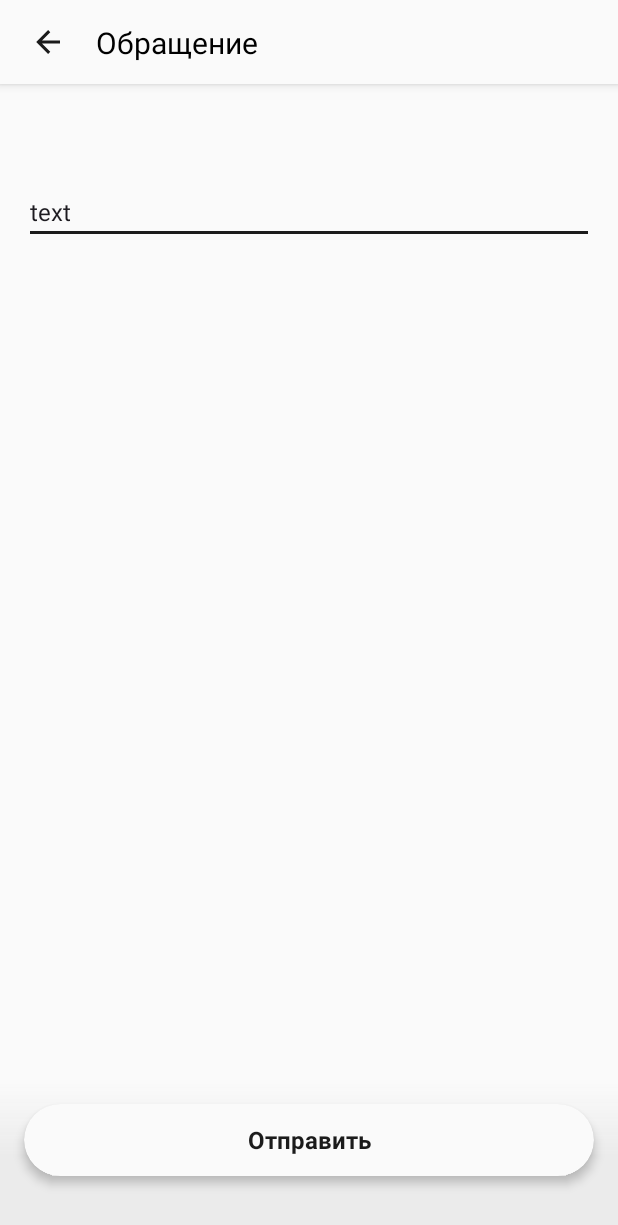
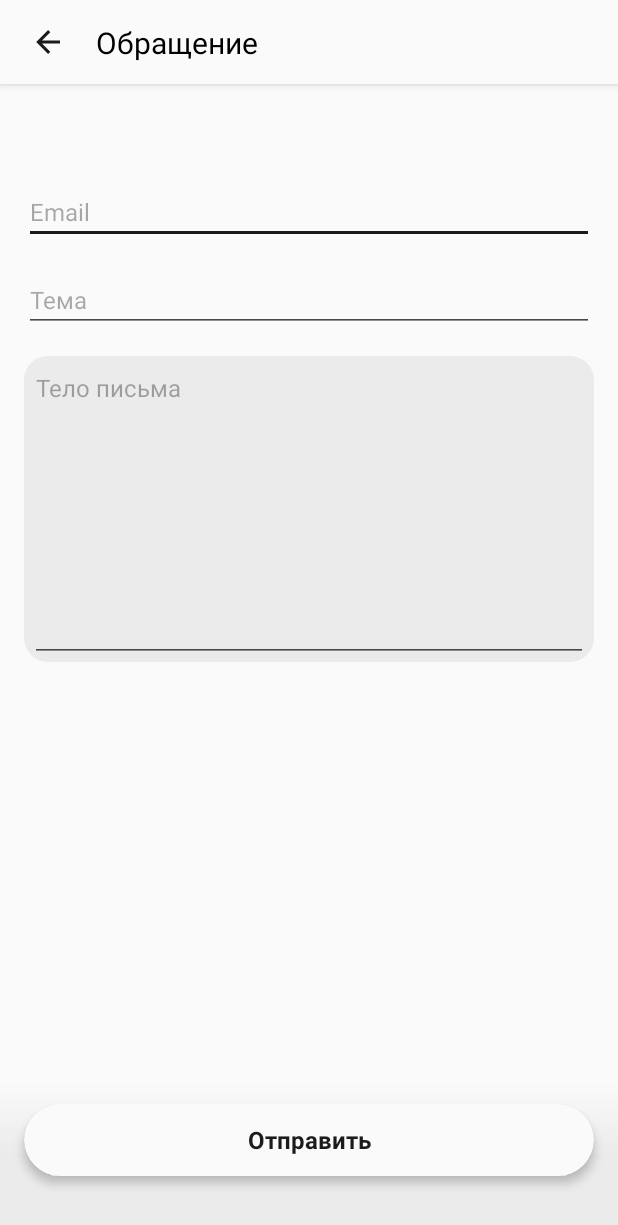
Before and after one commit to AnadolStudio/TL_Prosto, an Android app: the layout fragment_support.xml on its own in the app's theme, with its tools: preview values and no code run, on a phone screen of 412 x 824 dp. Shown: the top 1225 px of the screen. Run offline under Robolectric (Android 15) with nearby library versions, the phone set to English and light mode, and no system bars.

Commit message:
feature: Выполнена задача "Реализовать еще два текстовых поля"

```diff
--- a/app/src/main/java/com/touchin/prosto/feature/support/SupportController.kt
+++ b/app/src/main/java/com/touchin/prosto/feature/support/SupportController.kt
@@ -4,5 +4,7 @@ import com.anadolstudio.core.viewmodel.BaseController
 
 interface SupportController : BaseController {
     fun onEmailChanged(text: String)
+    fun onSubjectChanged(text: String)
+    fun onBodyChanged(text: String)
     fun onSendClicked()
 }
--- a/app/src/main/java/com/touchin/prosto/feature/support/SupportFragment.kt
+++ b/app/src/main/java/com/touchin/prosto/feature/support/SupportFragment.kt
@@ -21,11 +21,15 @@ class SupportFragment :
         binding.toolbar.setBackClickListener(controller::onBackClicked)
         binding.sendButton.scaleAnimationOnClick { controller.onSendClicked() }
         binding.emailInput.afterTextChanged(controller::onEmailChanged)
+        binding.subjectInput.afterTextChanged(controller::onSubjectChanged)
+        binding.bodyInput.afterTextChanged(controller::onBodyChanged)
     }
 
     override fun render(state: SupportState, controller: SupportController) {
         binding.sendButton.isEnabled = state.sendButtonEnable
         binding.emailInput.showError(state.hasEmailError, R.string.common_email_error)
+        binding.subjectInput.showError(state.hasSubjectError, R.string.common_invalid_text_error)
+        binding.bodyInput.showError(state.hasBodyError, R.string.common_invalid_text_error)
     }
 
     private fun EditText.afterTextChanged(action: (String) -> Unit) {
--- /dev/null
+++ b/app/src/main/res/drawable/bg_body_input.xml
@@ -0,0 +1,9 @@
+<?xml version="1.0" encoding="utf-8"?>
+<shape
+    xmlns:android="http://schemas.android.com/apk/res/android"
+    android:shape="rectangle">
+
+    <corners android:radius="@dimen/radius_large" />
+    <solid android:color="@color/colorSecondary" />
+
+</shape>
--- a/app/src/main/res/layout/fragment_support.xml
+++ b/app/src/main/res/layout/fragment_support.xml
@@ -46,8 +46,40 @@
         app:layout_constraintTop_toBottomOf="@id/toolbar"
         android:layout_marginTop="64dp"
         android:hint="@string/common_email"
-        android:inputType="textEmailAddress"
-        tools:text="text"/>
+        android:inputType="textEmailAddress"/>
+
+    <EditText
+        android:id="@+id/subject_input"
+        android:layout_width="0dp"
+        android:layout_height="wrap_content"
+        android:textAppearance="@style/Caption16"
+        app:layout_constraintStart_toStartOf="@id/start_guideline"
+        app:layout_constraintEnd_toEndOf="@id/end_guideline"
+        app:layout_constraintTop_toBottomOf="@id/email_input"
+        android:layout_marginTop="16dp"
+        android:hint="@string/common_subject"
+        android:inputType="textCapSentences"/>
+
+    <FrameLayout
+        android:layout_width="0dp"
+        android:layout_height="wrap_content"
+        app:layout_constraintStart_toStartOf="@id/start_guideline"
+        app:layout_constraintEnd_toEndOf="@id/end_guideline"
+        app:layout_constraintTop_toBottomOf="@id/subject_input"
+        android:layout_marginTop="16dp"
+        android:paddingHorizontal="4dp"
+        android:background="@drawable/bg_body_input">
+
+        <EditText
+            android:id="@+id/body_input"
+            android:layout_width="match_parent"
+            android:layout_height="204dp"
+            android:gravity="top"
+            android:textAppearance="@style/Caption16"
+            android:hint="@string/common_body"
+            android:inputType="textMultiLine"/>
+
+    </FrameLayout>
 
     <com.touchin.prosto.view.BaseButton
         android:id="@+id/sendButton"
--- a/app/src/main/res/values/strings.xml
+++ b/app/src/main/res/values/strings.xml
@@ -4,7 +4,10 @@
     <string name="common_offers">Акции</string>
     <string name="common_support">Обращение</string>
     <string name="common_email">Email</string>
+    <string name="common_subject">Тема</string>
+    <string name="common_body">Тело письма</string>
     <string name="common_email_error">Некорректный email</string>
+    <string name="common_invalid_text_error">Некорректные символы</string>
     <string name="common_send">Отправить</string>
 
     <string name="inactive_offer">Эта акция больше неактивна</string>
```
Also changed, not shown: app/src/main/java/com/touchin/prosto/feature/support/SupportState.kt (+9 -1 lines), app/src/main/java/com/touchin/prosto/feature/support/SupportViewModel.kt (+17 -4 lines).
